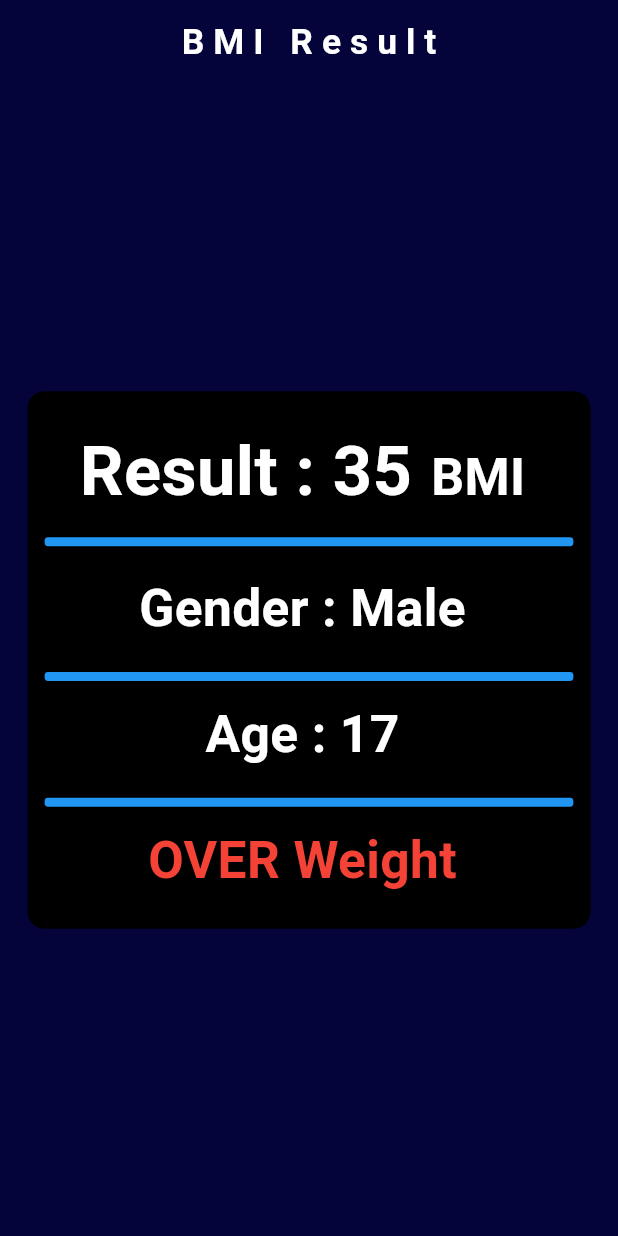
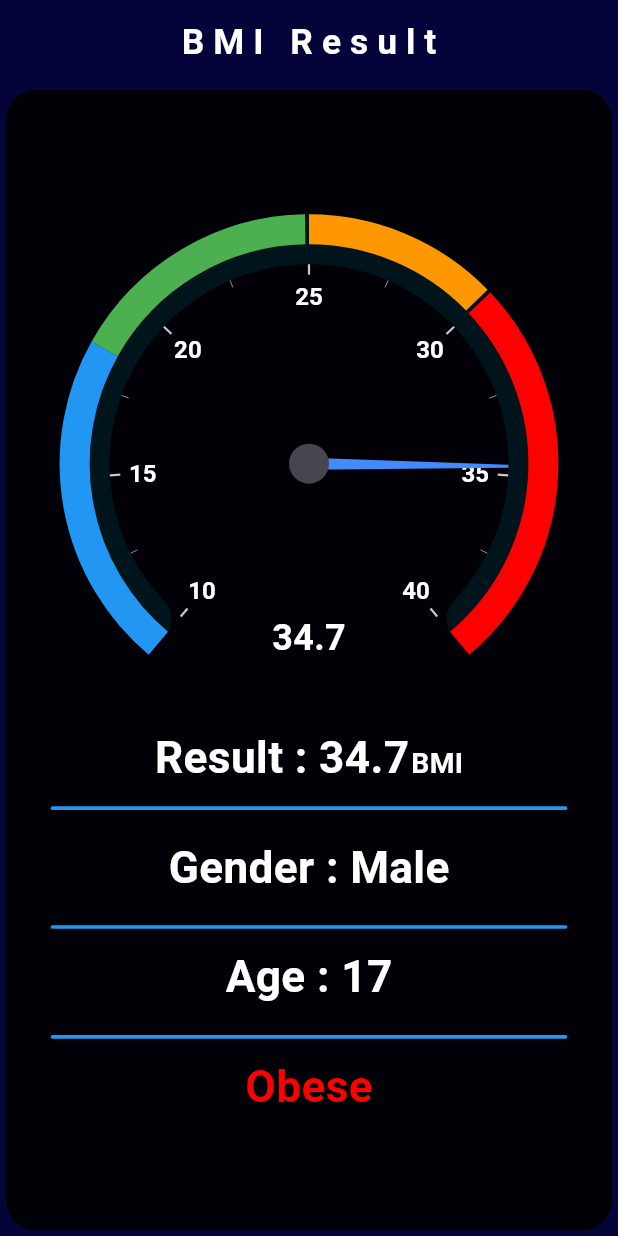
Before and after one commit to HusseinMohamed99/BMI-Calculator, a Flutter app: the screen it shows after launch, after a tap on "CALCULATOR", on a phone screen of 412 x 824 dp. Run offline on Flutter 3.47's test engine with Material 3 defaults, Android fonts, the phone set to English and light mode, and no system bars; drawn by our look-alikes of syncfusion_flutter_gauges; our stand-ins replace flutter_bloc, flutter_screenutil, in_app_review, package_info_plus, upgrader; project files that could hold a hidden picture were left out.

Commit message:
Replace SVG Images with PNG and Update BMI Calculator UI
- Replaced SVG images for male and female icons with PNG files for better compatibility and performance.
- Updated the BMI result screen to use a radial gauge from the Syncfusion Flutter Gauges package for a more visually appealing representation of BMI values.
- Implemented a method to determine BMI categories (Underweight, Normal, Overweight, Obese) based on the calculated BMI value.
- Refactored the BMI result screen UI to use custom widgets for better readability and maintainability.
- Updated the color manager to include an orange color for BMI categories.
- Removed unused dependencies and updated the pubspec.yaml file accordingly.

```diff
--- a/lib/core/helpers/export_manager/export_manager.dart
+++ b/lib/core/helpers/export_manager/export_manager.dart
@@ -5,8 +5,7 @@ import 'package:bmi_calculator/cubit/bmi_state.dart';
 import 'package:flutter/material.dart';
 import 'package:flutter_bloc/flutter_bloc.dart';
 import 'package:flutter_screenutil/flutter_screenutil.dart';
-import 'package:flutter_svg/flutter_svg.dart';
-import 'package:google_fonts/google_fonts.dart';
+import 'package:syncfusion_flutter_gauges/gauges.dart';
 import 'package:upgrader/upgrader.dart';
 
 import '../../../generated/assets.dart';
--- a/lib/core/helpers/style/color_manager.dart
+++ b/lib/core/helpers/style/color_manager.dart
@@ -8,4 +8,5 @@ class ColorManager {
   static const Color blueColor = Color(0xFF2196F3);
   static const Color whiteColor = Color(0xFFFFFFFF);
   static const Color greyColor = Color(0xFF9E9E9E);
+  static const Color orangeColor = Color(0xFFFF9800);
 }
--- a/lib/core/helpers/style/text_style.dart
+++ b/lib/core/helpers/style/text_style.dart
@@ -4,9 +4,10 @@ TextStyle buildTextStyle({
   required double fontSize,
   required BuildContext context,
   double? letterSpacing,
+  Color? color,
 }) {
   return TextStyle(
-    color: Colors.white,
+    color: color ?? Colors.white,
     fontSize: getResponsiveFontSize(context, fontSize: fontSize.sp),
     fontWeight: FontWeight.w600,
     letterSpacing: letterSpacing,
--- a/lib/cubit/bmi_cubit.dart
+++ b/lib/cubit/bmi_cubit.dart
@@ -13,7 +13,6 @@ class BmiCubit extends Cubit<BmiState> {
   double result = 0;
   bool isMale = true;
   bool isFemale = false;
-
   void calculateBMI() async {
     result = weight / pow(height / 100, 2);
     emit(BmiCalculate(bmi: result));
@@ -59,6 +58,19 @@ class BmiCubit extends Cubit<BmiState> {
     }
   }
 
+  // Method to determine BMI category
+  String getBmiCategory(double bmi) {
+    if (bmi < 18.5) {
+      return "Underweight";
+    } else if (bmi >= 18.5 && bmi < 24.9) {
+      return "Normal";
+    } else if (bmi >= 25 && bmi < 29.9) {
+      return "Overweight";
+    } else {
+      return "Obese";
+    }
+  }
+
   void changeHeight() {
     emit(BmiChangeHeight());
   }
--- a/lib/modules/bmi_result_screen.dart
+++ b/lib/modules/bmi_result_screen.dart
@@ -1,15 +1,18 @@
+// ignore_for_file: public_member_api_docs, sort_constructors_first
 part of './../core/helpers/export_manager/export_manager.dart';
 
 class BMIResultScreen extends StatelessWidget {
-  final int result;
+  final double bmiValue;
   final bool isMale;
   final int age;
+  final String bmiCategory;
 
   const BMIResultScreen({
     super.key,
-    required this.result,
+    required this.bmiValue,
+    required this.isMale,
     required this.age,
-    required this.isMale,
+    required this.bmiCategory,
   });
 
   @override
@@ -26,162 +29,79 @@ class BMIResultScreen extends StatelessWidget {
             ),
           ),
           body: Center(
-            child: Padding(
-              padding: EdgeInsets.symmetric(horizontal: 16.w, vertical: 16.h),
-              child: Container(
-                width: double.infinity,
-                height: 300.h,
-                decoration: BoxDecoration(
-                  borderRadius: BorderRadius.circular(
-                    10,
-                  ).r,
-                  color: const Color(0xFF000000),
-                ),
+            child: Card(
+              color: Colors.black87,
+              shape: RoundedRectangleBorder(
+                  borderRadius: BorderRadius.circular(20)),
+              // margin: const EdgeInsets.all(20),
+              child: Padding(
+                padding: EdgeInsets.symmetric(horizontal: 16.w, vertical: 16.h),
                 child: Column(
                   mainAxisAlignment: MainAxisAlignment.center,
-                  children: [
-                    Row(
-                      mainAxisAlignment: MainAxisAlignment.center,
-                      crossAxisAlignment: CrossAxisAlignment.baseline,
-                      textBaseline: TextBaseline.alphabetic,
-                      children: [
-                        Text(
-                          'Result : $result ',
-                          style: GoogleFonts.roboto(
+                  children: <Widget>[
+                    // Radial Gauge for BMI Value
+                    SfRadialGauge(
+                      axes: <RadialAxis>[
+                        RadialAxis(
+                          minimum: 10,
+                          maximum: 40,
+                          axisLabelStyle: GaugeTextStyle(
                             color: Colors.white,
-                            fontSize: 40.sp,
                             fontWeight: FontWeight.bold,
+                            fontSize: 16,
                           ),
-                        ),
-                        SizedBox(width: 1.w),
-                        Text(
-                          'BMI ',
-                          style: GoogleFonts.roboto(
-                            color: Colors.white,
-                            fontSize: 30.sp,
-                            fontWeight: FontWeight.bold,
+                          axisLineStyle: AxisLineStyle(
+                            thickness: 0.2,
+                            cornerStyle: CornerStyle.bothCurve,
+                            color: const Color(0x1E00A9B5),
+                            thicknessUnit: GaugeSizeUnit.factor,
                           ),
+                          ranges: [
+                            ...gaugeRange(context),
+                          ],
+                          pointers: gaugePointer,
+                          annotations: <GaugeAnnotation>[
+                            GaugeAnnotation(
+                              widget: Text(
+                                bmiValue.toStringAsFixed(1),
+                                style: const TextStyle(
+                                  fontSize: 24,
+                                  fontWeight: FontWeight.bold,
+                                  color: Colors.white,
+                                ),
+                              ),
+                              angle: 90,
+                              positionFactor: 0.7,
+                            )
+                          ],
                         ),
                       ],
                     ),
-                    Padding(
-                      padding: const EdgeInsets.all(10).r,
-                      child: Container(
-                        decoration: BoxDecoration(
-                          borderRadius: BorderRadius.circular(2).r,
-                          color: Colors.blue,
-                        ),
-                        height: 5.h,
-                        width: double.infinity,
-                      ),
+                    CustomResult(result: bmiValue),
+                    CustomDivider(),
+                    SizedBox(
+                      height: 5.h,
+                    ),
+                    CustomResultText(
+                      title: 'Gender : ${isMale ? 'Male' : 'Female'}',
+                      fontSize: 25,
                     ),
                     SizedBox(
                       height: 5.h,
                     ),
-                    Text(
-                      'Gender : ${isMale ? 'Male' : 'Female'} ',
-                      style: GoogleFonts.roboto(
-                        color: Colors.white,
-                        fontSize: 30.sp,
-                        fontWeight: FontWeight.bold,
-                      ),
-                    ),
-                    SizedBox(
-                      height: 5.h,
-                    ),
-                    Padding(
-                      padding: const EdgeInsets.all(10).r,
-                      child: Container(
-                        decoration: BoxDecoration(
-                          borderRadius: BorderRadius.circular(2).r,
-                          color: Colors.blue,
-                        ),
-                        height: 5.h,
-                        width: double.infinity,
-                      ),
-                    ),
-                    Text(
-                      'Age : $age ',
-                      style: GoogleFonts.roboto(
-                        color: Colors.white,
-                        fontSize: 30.sp,
-                        fontWeight: FontWeight.bold,
-                      ),
-                    ),
-                    if (result >= 16 && result <= 18.5)
-                      Column(
-                        children: [
-                          SizedBox(height: 5.h),
-                          Padding(
-                            padding: const EdgeInsets.all(10).r,
-                            child: Container(
-                              decoration: BoxDecoration(
-                                borderRadius: BorderRadius.circular(2).r,
-                                color: Colors.blue,
-                              ),
-                              height: 5.h,
-                              width: double.infinity,
-                            ),
-                          ),
-                          Text(
-                            'UnderWeight ',
-                            style: GoogleFonts.roboto(
-                              color: Colors.white,
-                              fontSize: 30.sp,
-                              fontWeight: FontWeight.bold,
-                            ),
-                          ),
-                        ],
-                      ),
-                    if (result >= 18.5 && result <= 25.0)
-                      Column(
-                        children: [
-                          SizedBox(height: 5.h),
-                          Padding(
-                            padding: const EdgeInsets.all(10).r,
-                            child: Container(
-                              decoration: BoxDecoration(
-                                borderRadius: BorderRadius.circular(2).r,
-                                color: Colors.blue,
-                              ),
-                              height: 5.h,
-                              width: double.infinity,
-                            ),
-                          ),
-                          Text(
-                            'Normal ',
-                            style: GoogleFonts.roboto(
-                              color: Colors.white,
-                              fontSize: 30.sp,
-                              fontWeight: FontWeight.bold,
-                            ),
-                          ),
-                        ],
-                      ),
-                    if (result >= 25.0 && result <= 40)
-                      Column(
-                        children: [
-                          SizedBox(height: 5.h),
-                          Padding(
-                            padding: const EdgeInsets.all(10).r,
-                            child: Container(
-                              decoration: BoxDecoration(
-                                borderRadius: BorderRadius.circular(2).r,
-                                color: Colors.blue,
-                              ),
-                              height: 5.h,
-                              width: double.infinity,
-                            ),
-                          ),
-                          Text(
-                            'OVER Weight ',
-                            style: GoogleFonts.roboto(
-                              color: Colors.red,
-                              fontSize: 30.sp,
-                              fontWeight: FontWeight.bold,
-                            ),
-                          ),
-                        ],
+                    CustomDivider(),
+                    CustomResultText(title: 'Age : $age', fontSize: 25),
+                    SizedBox(height: 5.h),
+                    CustomDivider(),
+                    if (bmiValue >= 16 && bmiValue <= 18.5)
+                      CustomResultText(title: 'Under Weight', fontSize: 25)
+                    else if (bmiValue >= 18.5 && bmiValue <= 25.0)
+                      CustomResultText(title: 'Normal', fontSize: 25)
+                    else
+                      CustomResultText(
+                        title: bmiCategory,
+                        color: ColorManager.redColor,
+                        fontSize: 25,
                       ),
                   ],
                 ),
@@ -192,4 +112,140 @@ class BMIResultScreen extends StatelessWidget {
       },
     );
   }
+
+  List<GaugePointer> get gaugePointer {
+    return <GaugePointer>[
+      NeedlePointer(
+        value: bmiValue,
+        needleColor: Colors.blueAccent,
+        needleLength: 0.8,
+        needleStartWidth: 1,
+        needleEndWidth: 4,
+      )
+    ];
+  }
+
+  List<GaugeRange> gaugeRange(BuildContext context) {
+    return <GaugeRange>[
+      GaugeRange(
+        startValue: 10,
+        endValue: 18.5,
+        color: ColorManager.blueColor,
+        startWidth: 20,
+        endWidth: 20,
+      ),
+      GaugeRange(
+        startValue: 18.5,
+        endValue: 24.9,
+        color: ColorManager.greenColor,
+        startWidth: 20,
+        endWidth: 20,
+      ),
+      GaugeRange(
+        startValue: 25,
+        endValue: 29.9,
+        color: ColorManager.orangeColor,
+        startWidth: 20,
+        endWidth: 20,
+      ),
+      GaugeRange(
+        startValue: 30,
+        endValue: 40,
+        color: ColorManager.redColor,
+        startWidth: 20,
+        endWidth: 20,
+      ),
+    ];
+  }
+
+  // void setBmiInterpretation() {
+  //   if (result > 30) {
+  //     bmiStatus = "Obese";
+  //     bmiInterpretation = "Please work to reduce obesity";
+  //     bmiStatusColor = Colors.pink;
+  //   } else if (result >= 25) {
+  //     bmiStatus = "Overweight";
+  //     bmiInterpretation = "Do regular exercise & reduce the weight";
+  //     bmiStatusColor = Colors.orange;
+  //   } else if (result >= 18.5) {
+  //     bmiStatus = "Normal";
+  //     bmiInterpretation = "Enjoy, You are fit";
+  //     bmiStatusColor = Colors.green;
+  //   } else if (result < 18.5) {
+  //     bmiStatus = "Underweight";
+  //     bmiInterpretation = "Try to increase the weight";
+  //     bmiStatusColor = Colors.red;
+  //   }
+  // }
 }
+
+class CustomResult extends StatelessWidget {
+  const CustomResult({
+    super.key,
+    required this.result,
+  });
+
+  final double result;
+
+  @override
+  Widget build(BuildContext context) {
+    return Row(
+      mainAxisAlignment: MainAxisAlignment.center,
+      crossAxisAlignment: CrossAxisAlignment.baseline,
+      textBaseline: TextBaseline.alphabetic,
+      children: [
+        CustomResultText(
+            title: 'Result : ${result.toStringAsFixed(1)}', fontSize: 25),
+        SizedBox(width: 1.w),
+        CustomResultText(title: 'BMI', fontSize: 16),
+      ],
+    );
+  }
+}
+
+class CustomDivider extends StatelessWidget {
+  const CustomDivider({
+    super.key,
+  });
+
+  @override
+  Widget build(BuildContext context) {
+    return Padding(
+      padding: const EdgeInsets.all(10).r,
+      child: Container(
+        decoration: BoxDecoration(
+          borderRadius: BorderRadius.circular(2).r,
+          color: Colors.blue,
+        ),
+        height: 2.h,
+        width: double.infinity,
+      ),
+    );
+  }
+}
+
+class CustomResultText extends StatelessWidget {
+  const CustomResultText({
+    super.key,
+    required this.title,
+    required this.fontSize,
+    this.color,
+  });
+  final String title;
+  final double fontSize;
+  final Color? color;
+  @override
+  Widget build(BuildContext context) {
+    return Text(
+      title,
+      style: buildTextStyle(
+        fontSize: fontSize,
+        context: context,
+        color: color ?? ColorManager.whiteColor,
+      ),
+    );
+  }
+}
+// Color color1 = HexColor("b74093");
+// Color color2 = HexColor("#b74093");
+// Color color3 = HexColor("#88b74093");
--- a/lib/modules/widgets/custom_button_calculator.dart
+++ b/lib/modules/widgets/custom_button_calculator.dart
@@ -28,7 +28,8 @@ class CustomButtonCalculatorWidget extends StatelessWidget {
               builder: (context) => BMIResultScreen(
                 isMale: bmiCubit.isMale,
                 age: bmiCubit.age,
-                result: bmiCubit.result.round(),
+                bmiValue: bmiCubit.result,
+                bmiCategory: bmiCubit.getBmiCategory(bmiCubit.result),
               ),
             ),
           );
--- a/lib/modules/widgets/select_gender_widget.dart
+++ b/lib/modules/widgets/select_gender_widget.dart
@@ -30,14 +30,10 @@ class SelectGenderWidget extends StatelessWidget {
           mainAxisAlignment: MainAxisAlignment.center,
           crossAxisAlignment: CrossAxisAlignment.center,
           children: [
-            SvgPicture.asset(
+            Image.asset(
               image,
               width: 90.w,
               height: 90.h,
-              colorFilter: const ColorFilter.mode(
-                Colors.white,
-                BlendMode.srcATop,
-              ),
             ),
             Text(
               title,
--- a/pubspec.yaml
+++ b/pubspec.yaml
@@ -19,6 +19,7 @@ dependencies:
   in_app_review: ^2.0.9
   package_info_plus: ^8.1.0
   rename: ^3.0.2
+  syncfusion_flutter_gauges: ^27.1.56
   upgrader: ^11.3.0
   url_launcher: ^6.3.0
 dev_dependencies:
```
Also changed, not shown: assets/images/female.png (added), assets/images/female.svg (deleted), assets/images/male.png (added), assets/images/male.svg (deleted), lib/generated/assets.dart, pubspec.lock.
